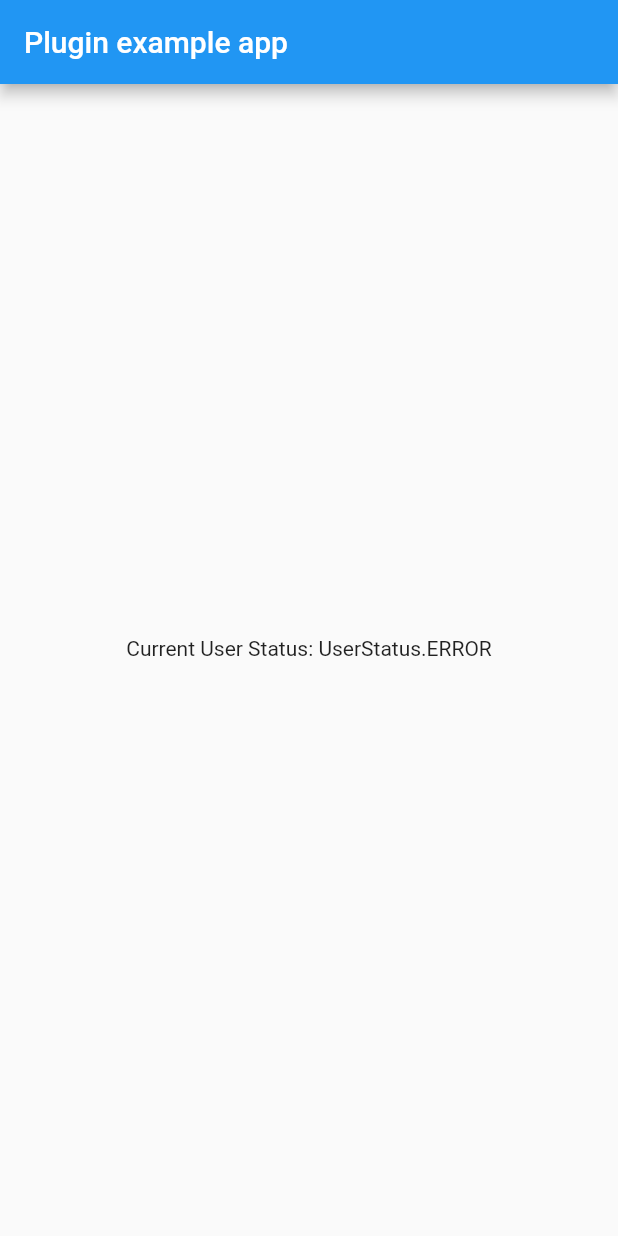
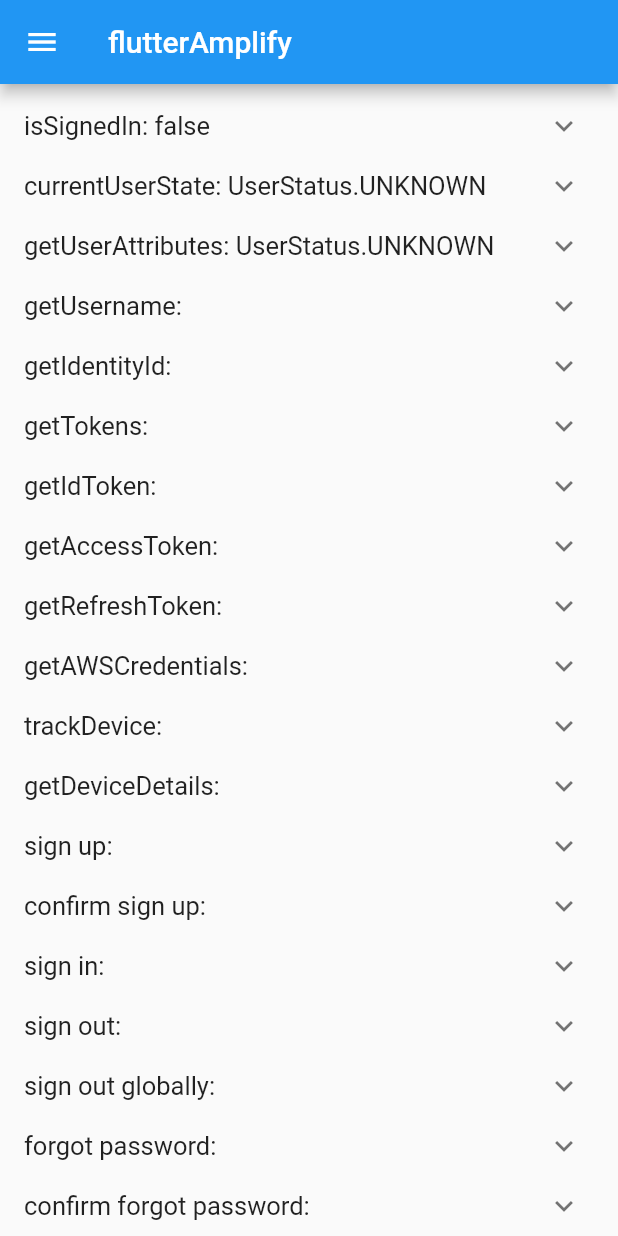
Before and after one commit to agnostech/flutter_amplify, a Flutter app: the screen it shows after launch, on a phone screen of 412 x 824 dp. Run offline on Flutter 3.47's test engine with Material 2 defaults, Android fonts, the phone set to English and light mode, and no system bars; drawn by our look-alikes of expandable.

Commit message:
Added example code for testing and fixes

```diff
--- /dev/null
+++ b/flutter_aws_amplify_cognito/example/lib/authentication.dart
@@ -0,0 +1,473 @@
+import 'package:expandable/expandable.dart';
+import 'package:flutter/material.dart';
+
+import 'package:flutter_aws_amplify_cognito/flutter_aws_amplify_cognito.dart';
+
+class Authentication extends StatefulWidget {
+  @override
+  _AuthenticationState createState() => _AuthenticationState();
+}
+
+class _AuthenticationState extends State<Authentication> {
+  bool isSignedIn = false;
+  UserStatus status = UserStatus.UNKNOWN;
+  String username = '';
+  String identityId = '';
+  String idToken = '';
+  String getAccessToken = '';
+  String getRefreshToken = '';
+
+  @override
+  void initState() {
+    FlutterAwsAmplifyCognito.initialize().then((UserStatus status) {
+      print(status);
+    }).catchError((error) {
+      print(error);
+    });
+    super.initState();
+  }
+
+  @override
+  Widget build(BuildContext context) {
+    return Padding(
+      padding: const EdgeInsets.symmetric(vertical: 8.0, horizontal: 16),
+      child: ListView(
+        children: [
+          ExpandablePanel(
+              header: Text(
+                'isSignedIn: $isSignedIn',
+                style: TextStyle(fontSize: 17),
+              ),
+              theme: ExpandableThemeData(
+                tapHeaderToExpand: true,
+                headerAlignment: ExpandablePanelHeaderAlignment.center,
+              ),
+              expanded: RaisedButton(
+                onPressed: () {
+                  FlutterAwsAmplifyCognito.isSignedIn().then((value) {
+                    setState(() {
+                      isSignedIn = value;
+                    });
+                  }).catchError((error) {
+                    print(error);
+                  });
+                },
+                child: Text('Check'),
+              )),
+          ExpandablePanel(
+              header: Text(
+                'currentUserState: $status',
+                style: TextStyle(fontSize: 17),
+              ),
+              theme: ExpandableThemeData(
+                tapHeaderToExpand: true,
+                headerAlignment: ExpandablePanelHeaderAlignment.center,
+              ),
+              expanded: RaisedButton(
+                onPressed: () {
+                  FlutterAwsAmplifyCognito.currentUserState()
+                      .then((UserStatus state) {
+                    setState(() {
+                      status = state;
+                    });
+                  }).catchError((error) {
+                    print(error);
+                  });
+                },
+                child: Text('Check'),
+              )),
+          ExpandablePanel(
+              header: Text(
+                'getUserAttributes: $status',
+                style: TextStyle(fontSize: 17),
+              ),
+              theme: ExpandableThemeData(
+                tapHeaderToExpand: true,
+                headerAlignment: ExpandablePanelHeaderAlignment.center,
+              ),
+              expanded: RaisedButton(
+                onPressed: () {
+                  FlutterAwsAmplifyCognito.getUserAttributes()
+                      .then((attributes) {
+                    print(attributes);
+//                    setState(() {
+//                      status = state;
+//                    });
+                  }).catchError((error) {
+                    print(error);
+                  });
+                },
+                child: Text('Check'),
+              )),
+          ExpandablePanel(
+              header: Text(
+                'getUsername: $username',
+                style: TextStyle(fontSize: 17),
+              ),
+              theme: ExpandableThemeData(
+                tapHeaderToExpand: true,
+                headerAlignment: ExpandablePanelHeaderAlignment.center,
+              ),
+              expanded: RaisedButton(
+                onPressed: () {
+                  FlutterAwsAmplifyCognito.getUsername().then((attributes) {
+                    print(username);
+                    setState(() {
+                      username = username;
+                    });
+                  }).catchError((error) {
+                    print(error);
+                  });
+                },
+                child: Text('Check'),
+              )),
+          ExpandablePanel(
+              header: Text(
+                'getIdentityId: $identityId',
+                style: TextStyle(fontSize: 17),
+              ),
+              theme: ExpandableThemeData(
+                tapHeaderToExpand: true,
+                headerAlignment: ExpandablePanelHeaderAlignment.center,
+              ),
+              expanded: RaisedButton(
+                onPressed: () {
+                  FlutterAwsAmplifyCognito.getIdentityId().then((identityId) {
+                    print(identityId);
+                    setState(() {
+                      identityId = identityId;
+                    });
+                  }).catchError((error) {
+                    print(error);
+                  });
+                },
+                child: Text('Check'),
+              )),
+          ExpandablePanel(
+              header: Text(
+                'getTokens: $identityId',
+                style: TextStyle(fontSize: 17),
+              ),
+              theme: ExpandableThemeData(
+                tapHeaderToExpand: true,
+                headerAlignment: ExpandablePanelHeaderAlignment.center,
+              ),
+              expanded: RaisedButton(
+                onPressed: () {
+                  FlutterAwsAmplifyCognito.getTokens().then((Tokens tokens) {
+                    print(tokens.idToken);
+//                    setState(() {
+//                      identityId = identityId;
+//                    });
+                  }).catchError((error) {
+                    print(error);
+                  });
+                },
+                child: Text('Check'),
+              )),
+          ExpandablePanel(
+              header: Text(
+                'getIdToken: $idToken',
+                style: TextStyle(fontSize: 17),
+              ),
+              theme: ExpandableThemeData(
+                tapHeaderToExpand: true,
+                headerAlignment: ExpandablePanelHeaderAlignment.center,
+              ),
+              expanded: RaisedButton(
+                onPressed: () {
+                  FlutterAwsAmplifyCognito.getIdToken().then((idToken) {
+                    print(idToken);
+//                    setState(() {
+//                      identityId = identityId;
+//                    });
+                  }).catchError((error) {
+                    print(error);
+                  });
+                },
+                child: Text('Check'),
+              )),
+          ExpandablePanel(
+              header: Text(
+                'getAccessToken: $getAccessToken',
+                style: TextStyle(fontSize: 17),
+              ),
+              theme: ExpandableThemeData(
+                tapHeaderToExpand: true,
+                headerAlignment: ExpandablePanelHeaderAlignment.center,
+              ),
+              expanded: RaisedButton(
+                onPressed: () {
+                  FlutterAwsAmplifyCognito.getAccessToken().then((accessToken) {
+                    print(accessToken);
+//                    setState(() {
+//                      identityId = identityId;
+//                    });
+                  }).catchError((error) {
+                    print(error);
+                  });
+                },
+                child: Text('Check'),
+              )),
+            ExpandablePanel(
+                header: Text(
+                    'getRefreshToken: $getAccessToken',
+                    style: TextStyle(fontSize: 17),
+                ),
+                theme: ExpandableThemeData(
+                    tapHeaderToExpand: true,
+                    headerAlignment: ExpandablePanelHeaderAlignment.center,
+                ),
+                expanded: RaisedButton(
+                    onPressed: () {
+                        FlutterAwsAmplifyCognito.getRefreshToken().then((refreshToken) {
+                            print(refreshToken);
+//                    setState(() {
+//                      identityId = identityId;
+//                    });
+                        }).catchError((error) {
+                            print(error);
+                        });
+                    },
+                    child: Text('Check'),
+                )),
+          ExpandablePanel(
+              header: Text(
+                'getAWSCredentials: $getAccessToken',
+                style: TextStyle(fontSize: 17),
+              ),
+              theme: ExpandableThemeData(
+                tapHeaderToExpand: true,
+                headerAlignment: ExpandablePanelHeaderAlignment.center,
+              ),
+              expanded: RaisedButton(
+                onPressed: () {
+                  FlutterAwsAmplifyCognito.getCredentials()
+                      .then((AWSCredentials credentials) {
+                    print(credentials.secretKey);
+                    print(credentials.accessKey);
+//                    setState(() {
+//                      identityId = identityId;
+//                    });
+                  }).catchError((error) {
+                    print(error);
+                  });
+                },
+                child: Text('Check'),
+              )),
+          ExpandablePanel(
+              header: Text(
+                'trackDevice: $getAccessToken',
+                style: TextStyle(fontSize: 17),
+              ),
+              theme: ExpandableThemeData(
+                tapHeaderToExpand: true,
+                headerAlignment: ExpandablePanelHeaderAlignment.center,
+              ),
+              expanded: RaisedButton(
+                onPressed: () {
+                  FlutterAwsAmplifyCognito.trackDevice().then((tracked) {
+                    print(tracked);
+//                    setState(() {
+//                      identityId = identityId;
+//                    });
+                  }).catchError((error) {
+                    print(error);
+                  });
+                },
+                child: Text('Check'),
+              )),
+            ExpandablePanel(
+                header: Text(
+                    'getDeviceDetails: $getAccessToken',
+                    style: TextStyle(fontSize: 17),
+                ),
+                theme: ExpandableThemeData(
+                    tapHeaderToExpand: true,
+                    headerAlignment: ExpandablePanelHeaderAlignment.center,
+                ),
+                expanded: RaisedButton(
+                    onPressed: () {
+                        FlutterAwsAmplifyCognito.getDeviceDetails().then((tracked) {
+                            print(tracked);
+//                    setState(() {
+//                      identityId = identityId;
+//                    });
+                        }).catchError((error) {
+                            print(error);
+                        });
+                    },
+                    child: Text('Check'),
+                )),
+            ExpandablePanel(
+                header: Text(
+                    'sign up: $getAccessToken',
+                    style: TextStyle(fontSize: 17),
+                ),
+                theme: ExpandableThemeData(
+                    tapHeaderToExpand: true,
+                    headerAlignment: ExpandablePanelHeaderAlignment.center,
+                ),
+                expanded: RaisedButton(
+                    onPressed: () {
+                        Map<String, String> data = Map<String, String>();
+                        data['email'] = 'yzvishal.vd@gmail.com';
+                        FlutterAwsAmplifyCognito.signUp("yzvishal.vd@gmail.com", "vishal69123", data).then((tracked) {
+                            print(tracked.confirmationState);
+                            print(tracked.userCodeDeliveryDetails.destination);
+
+//                    setState(() {
+//                      identityId = identityId;
+//                    });
+                        }).catchError((error) {
+                            print(error);
+                        });
+                    },
+                    child: Text('Check'),
+                )
+            ),
+            ExpandablePanel(
+                header: Text(
+                    'confirm sign up: $getAccessToken',
+                    style: TextStyle(fontSize: 17),
+                ),
+                theme: ExpandableThemeData(
+                    tapHeaderToExpand: true,
+                    headerAlignment: ExpandablePanelHeaderAlignment.center,
+                ),
+                expanded: RaisedButton(
+                    onPressed: () {
+                        FlutterAwsAmplifyCognito.confirmSignUp("yzvishal.vd@gmail.com", "854542").then((tracked) {
+                            print(tracked.confirmationState);
+                            print(tracked.userCodeDeliveryDetails.destination);
+//                    setState(() {
+//                      identityId = identityId;
+//                    });
+                        }).catchError((error) {
+                            print(error);
+                        });
+                    },
+                    child: Text('Check'),
+                )
+            ),
+            ExpandablePanel(
+                header: Text(
+                    'sign in: $getAccessToken',
+                    style: TextStyle(fontSize: 17),
+                ),
+                theme: ExpandableThemeData(
+                    tapHeaderToExpand: true,
+                    headerAlignment: ExpandablePanelHeaderAlignment.center,
+                ),
+                expanded: RaisedButton(
+                    onPressed: () {
+                        FlutterAwsAmplifyCognito.signIn("yzvishal.vd@gmail.com", "vishalpvc").then((tracked) {
+                            print(tracked.signInState);
+                            print(tracked.parameters);
+//                    setState(() {
+//                      identityId = identityId;
+//                    });
+                        }).catchError((error) {
+                            print(error);
+                        });
+                    },
+                    child: Text('Check'),
+                )
+            ),
+            ExpandablePanel(
+                header: Text(
+                    'sign out: $getAccessToken',
+                    style: TextStyle(fontSize: 17),
+                ),
+                theme: ExpandableThemeData(
+                    tapHeaderToExpand: true,
+                    headerAlignment: ExpandablePanelHeaderAlignment.center,
+                ),
+                expanded: RaisedButton(
+                    onPressed: () {
+                        FlutterAwsAmplifyCognito.signOut().then((tracked) {
+
+//                    setState(() {
+//                      identityId = identityId;
+//                    });
+                        }).catchError((error) {
+                            print(error);
+                        });
+                    },
+                    child: Text('Check'),
+                )
+            ),
+            ExpandablePanel(
+                header: Text(
+                    'sign out globally: $getAccessToken',
+                    style: TextStyle(fontSize: 17),
+                ),
+                theme: ExpandableThemeData(
+                    tapHeaderToExpand: true,
+                    headerAlignment: ExpandablePanelHeaderAlignment.center,
+                ),
+                expanded: RaisedButton(
+                    onPressed: () {
+                        FlutterAwsAmplifyCognito.signOutGlobally().then((tracked) {
+                            print(tracked);
+//                    setState(() {
+//                      identityId = identityId;
+//                    });
+                        }).catchError((error) {
+                            print(error);
+                        });
+                    },
+                    child: Text('Check'),
+                )
+            ),
+            ExpandablePanel(
+                header: Text(
+                    'forgot password: $getAccessToken',
+                    style: TextStyle(fontSize: 17),
+                ),
+                theme: ExpandableThemeData(
+                    tapHeaderToExpand: true,
+                    headerAlignment: ExpandablePanelHeaderAlignment.center,
+                ),
+                expanded: RaisedButton(
+                    onPressed: () {
+                        FlutterAwsAmplifyCognito.forgotPassword('yzvishal.vd@gmail.com').then((tracked) {
+                            print(tracked.state);
+//                    setState(() {
+//                      identityId = identityId;
+//                    });
+                        }).catchError((error) {
+                            print(error);
+                        });
+                    },
+                    child: Text('Check'),
+                )
+            ),
+            ExpandablePanel(
+                header: Text(
+                    'confirm forgot password: $getAccessToken',
+                    style: TextStyle(fontSize: 17),
+                ),
+                theme: ExpandableThemeData(
+                    tapHeaderToExpand: true,
+                    headerAlignment: ExpandablePanelHeaderAlignment.center,
+                ),
+                expanded: RaisedButton(
+                    onPressed: () {
+                        FlutterAwsAmplifyCognito.confirmForgotPassword('yzvishal.vd@gmail.com', "vishalpvc", "678952").then((tracked) {
+                            print(tracked.state);
+//                    setState(() {
+//                      identityId = identityId;
+//                    });
+                        }).catchError((error) {
+                            print(error);
+                        });
+                    },
+                    child: Text('Check'),
+                )
+            ),
+        ],
+      ),
+    );
+  }
+}
--- a/flutter_aws_amplify_cognito/example/lib/main.dart
+++ b/flutter_aws_amplify_cognito/example/lib/main.dart
@@ -2,6 +2,7 @@ import 'package:flutter/material.dart';
 import 'dart:async';
 
 import 'package:flutter_aws_amplify_cognito/flutter_aws_amplify_cognito.dart';
+import 'package:flutter_aws_amplify_cognito_example/authentication.dart';
 
 void main() => runApp(MyApp());
 
@@ -11,58 +12,12 @@ class MyApp extends StatefulWidget {
 }
 
 class _MyAppState extends State<MyApp> {
-  String _platformVersion = 'Unknown';
+
+    final List<Widget> components = [Authentication()];
 
   @override
   void initState() {
     super.initState();
-    initPlatformState();
-  }
-
-  Future<void> initPlatformState() async {
-    FlutterAwsAmplifyCognito.initialize()
-        .then((UserStatus status) {
-          setState(() {
-            _platformVersion = status.toString();
-          });
-    }).catchError((error) {
-      print(error);
-    });
-
-    FlutterAwsAmplifyCognito.currentUserStatus()
-    .then((value) => print(value))
-    .catchError((error) => print(error));
-
-    FlutterAwsAmplifyCognito.isSignedIn().then((value) => print(value)).catchError((error) => print(error));
-
-    FlutterAwsAmplifyCognito.federatedSignIn(IdentityProvider.GOOGLE, "token")
-    .then((FederatedSignInResult result) {
-      switch(result.userStatus) {
-        case UserStatus.GUEST:
-          // TODO: Handle this case.
-          break;
-        case UserStatus.SIGNED_IN:
-          // TODO: Handle this case.
-          break;
-        case UserStatus.SIGNED_OUT:
-          // TODO: Handle this case.
-          break;
-        case UserStatus.SIGNED_OUT_FEDERATED_TOKENS_INVALID:
-          // TODO: Handle this case.
-          break;
-        case UserStatus.SIGNED_OUT_USER_POOLS_TOKENS_INVALID:
-          // TODO: Handle this case.
-          break;
-        case UserStatus.UNKNOWN:
-          // TODO: Handle this case.
-          break;
-        case UserStatus.ERROR:
-          // TODO: Handle this case.
-          break;
-      }
-    }).catchError((error) {
-      print(error);
-    });
   }
 
   @override
@@ -70,11 +25,18 @@ class _MyAppState extends State<MyApp> {
     return MaterialApp(
       home: Scaffold(
         appBar: AppBar(
-          title: const Text('Plugin example app'),
+          title: const Text('flutterAmplify'),
         ),
-        body: Center(
-          child: Text('Current User Status: $_platformVersion\n'),
+        drawer: Drawer(
+          child: ListView(
+            children: <Widget>[
+              ListTile(
+                title: Text('Authentication'),
+              )
+            ],
+          ),
         ),
+        body: components[0]
       ),
     );
   }
--- a/flutter_aws_amplify_cognito/example/pubspec.yaml
+++ b/flutter_aws_amplify_cognito/example/pubspec.yaml
@@ -12,6 +12,7 @@ dependencies:
   # The following adds the Cupertino Icons font to your application.
   # Use with the CupertinoIcons class for iOS style icons.
   cupertino_icons: ^0.1.2
+  expandable: ^4.1.2
 
 dev_dependencies:
   flutter_test:
```
Also changed, not shown: flutter_aws_amplify_cognito/lib/flutter_aws_amplify_cognito.dart (+8 -8 lines), flutter_aws_amplify_cognito/example/pubspec.lock, 3 other files.
